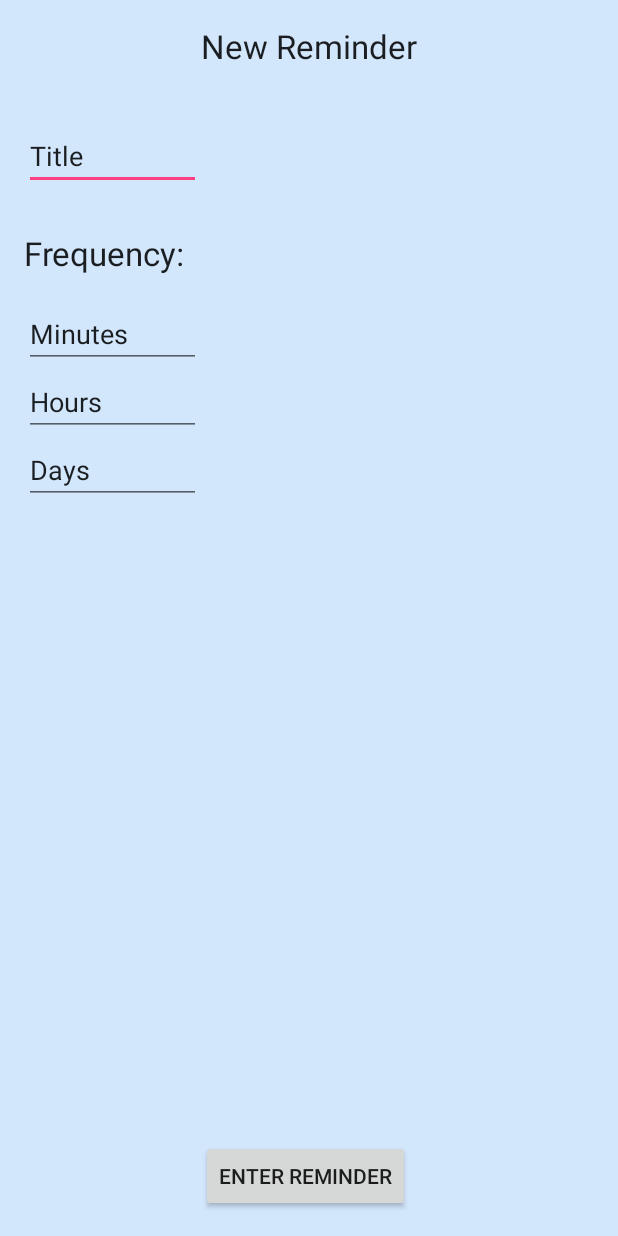
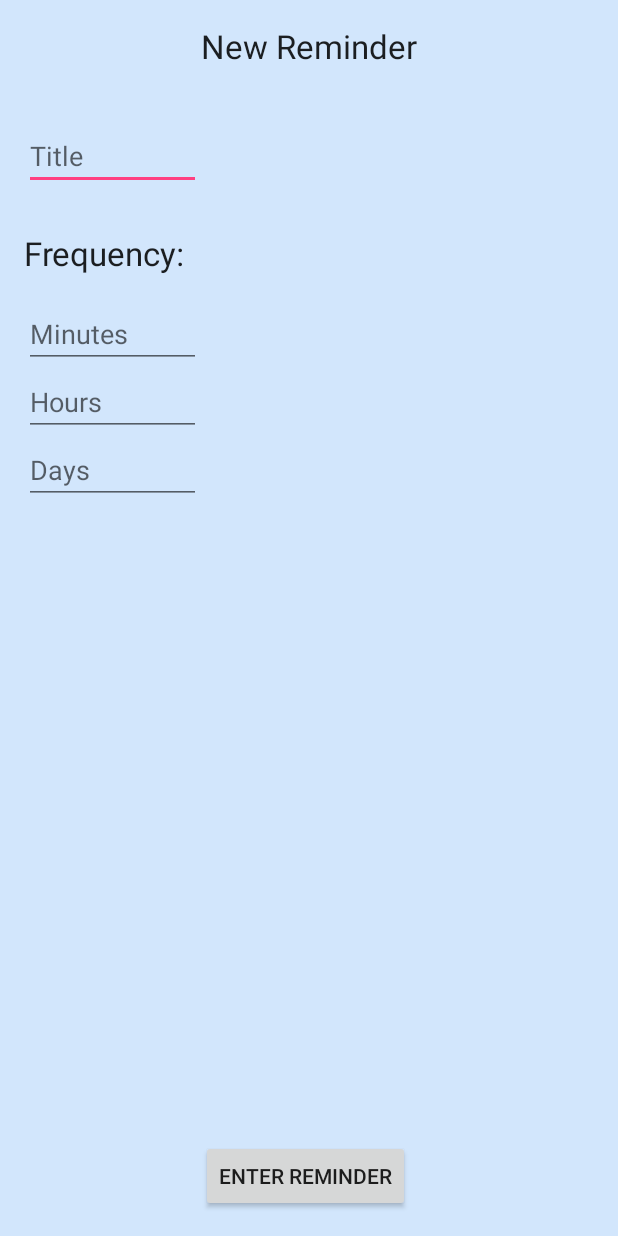
Before and after one commit to MansBestFriend/code, an Android app: the NewReminder screen opened directly, with no data from a screen before it, on a phone screen of 412 x 824 dp. Run offline under Robolectric (Android 15) with nearby library versions, the phone set to English and light mode, and no system bars; 1 statement that could not run was skipped.

Commit message:
improved reminder function

```diff
--- a/app/src/main/res/layout/content_new_reminder.xml
+++ b/app/src/main/res/layout/content_new_reminder.xml
@@ -27,13 +27,13 @@
         android:layout_width="wrap_content"
         android:layout_height="wrap_content"
         android:inputType="textPersonName"
-        android:text="Title"
         android:ems="10"
         android:id="@+id/reminderTitle"
         android:layout_below="@+id/textView4"
         android:layout_toLeftOf="@+id/textView4"
         android:layout_toStartOf="@+id/textView4"
-        android:layout_marginTop="36dp" />
+        android:layout_marginTop="36dp"
+        android:hint="Title" />
 
     <Button
         android:layout_width="wrap_content"
@@ -54,7 +54,8 @@
         android:layout_alignParentStart="true"
         android:layout_alignRight="@+id/reminderTitle"
         android:layout_alignEnd="@+id/reminderTitle"
-        android:text="Minutes" />
+        android:inputType="number"
+        android:hint="Minutes" />
 
     <TextView
         android:layout_width="match_parent"
@@ -65,6 +66,7 @@
         android:layout_below="@+id/reminderTitle"
         android:layout_alignParentLeft="true"
         android:layout_alignParentStart="true"
+        android:inputType="number"
         android:layout_marginTop="27dp" />
 
     <EditText
@@ -76,7 +78,8 @@
         android:layout_alignParentStart="true"
         android:layout_alignRight="@+id/minutesText"
         android:layout_alignEnd="@+id/minutesText"
-        android:text="Hours" />
+        android:inputType="number"
+        android:hint="Hours" />
 
     <EditText
         android:layout_width="wrap_content"
@@ -87,6 +90,7 @@
         android:layout_alignParentStart="true"
         android:layout_alignRight="@+id/hoursText"
         android:layout_alignEnd="@+id/hoursText"
-        android:text="Days" />
+        android:inputType="number"
+        android:hint="Days" />
 
 </RelativeLayout>
```
Also changed, not shown: app/src/main/AndroidManifest.xml (+16 -2 lines), app/src/main/java/com/github/joey/mansbestfriend/BackgroundService.java (added, +70 -0 lines), app/src/main/java/com/github/joey/mansbestfriend/NewReminder.java (+36 -30 lines), app/src/main/java/com/github/joey/mansbestfriend/NotificationSender.java (+42 -7 lines).
